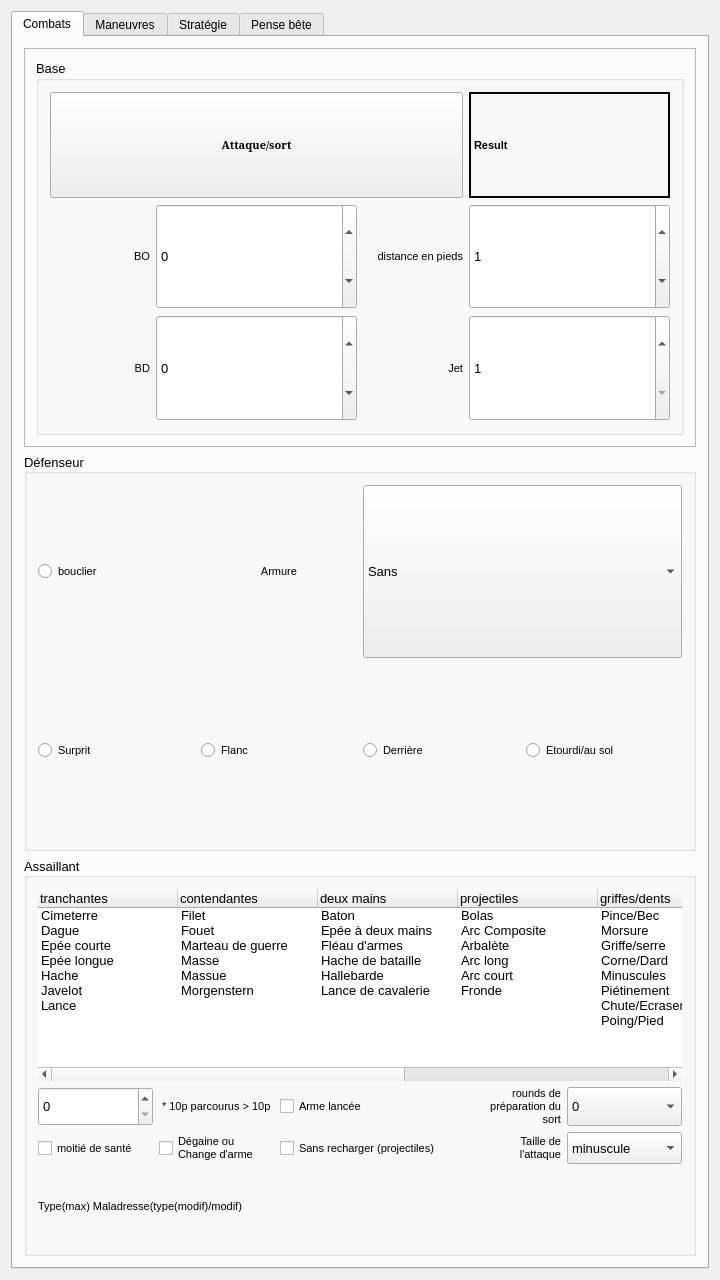
This is mainwindow.ui in e2002e/JRTM-MERP as Qt 5 draws it before an edit. The edited form follows.
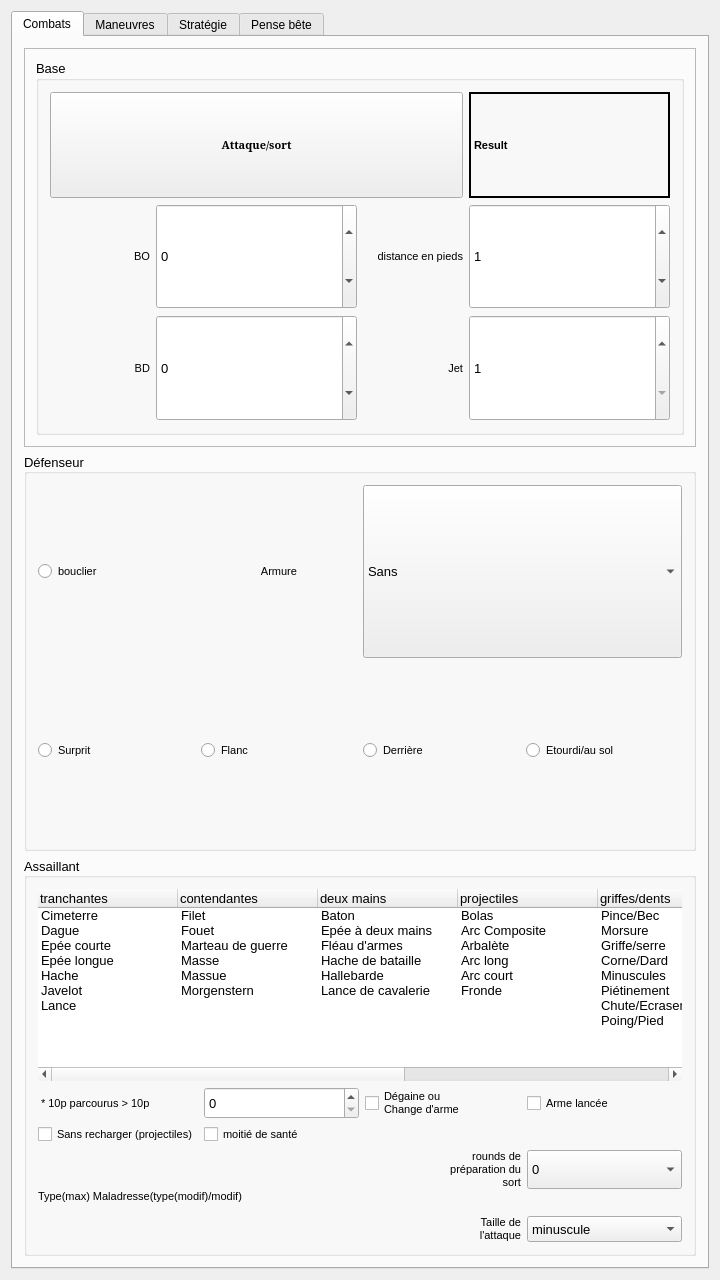
This is the edited form. Icons and pictures are not drawn.

Commit message: contains(ANDROID_TARGET_ARCH,armeabi-v7a) {     ANDROID_PACKAGE_SOURCE_DIR = \         $$PWD/android } >>OK ANDROID_PACKAGE_SOURCE_DIR = $$PWD/android >>FAIL

The edit to the form file:
```diff
--- a/mainwindow.ui
+++ b/mainwindow.ui
@@ -632,55 +632,9 @@
           <property name="alignment">
            <set>Qt::AlignLeading|Qt::AlignLeft|Qt::AlignVCenter</set>
           </property>
-          <layout class="QGridLayout" name="gridLayout_12">
-           <item row="1" column="0" colspan="3">
             <layout class="QGridLayout" name="gridLayout_8">
-             <item row="1" column="4">
-              <widget class="QComboBox" name="comboBox_5">
-               <property name="enabled">
-                <bool>true</bool>
-               </property>
-               <property name="sizePolicy">
-                <sizepolicy hsizetype="Preferred" vsizetype="Preferred">
-                 <horstretch>0</horstretch>
-                 <verstretch>0</verstretch>
-                </sizepolicy>
-               </property>
-               <property name="layoutDirection">
-                <enum>Qt::LeftToRight</enum>
-               </property>
-               <property name="sizeAdjustPolicy">
-                <enum>QComboBox::AdjustToContents</enum>
-               </property>
-               <item>
-                <property name="text">
-                 <string>minuscule</string>
-                </property>
-               </item>
-               <item>
-                <property name="text">
-                 <string>petite</string>
-                </property>
-               </item>
-               <item>
-                <property name="text">
-                 <string>moyenne</string>
-                </property>
-               </item>
-               <item>
-                <property name="text">
-                 <string>grande</string>
-                </property>
-               </item>
-               <item>
-                <property name="text">
-                 <string>énormes</string>
-                </property>
-               </item>
-              </widget>
-             </item>
-             <item row="1" column="3">
-              <widget class="QLabel" name="label_9">
+           <item row="3" column="0">
+            <widget class="QLabel" name="label_7">
                <property name="sizePolicy">
                 <sizepolicy hsizetype="Preferred" vsizetype="Preferred">
                  <horstretch>0</horstretch>
@@ -691,21 +645,15 @@
                 <font>
                  <pointsize>8</pointsize>
                  <weight>50</weight>
-                 <italic>false</italic>
                  <bold>false</bold>
-                 <underline>false</underline>
                 </font>
                </property>
                <property name="text">
-                <string>Taille de
-l'attaque</string>
-               </property>
-               <property name="alignment">
-                <set>Qt::AlignRight|Qt::AlignTrailing|Qt::AlignVCenter</set>
+              <string> * 10p parcourus &gt; 10p</string>
                </property>
               </widget>
              </item>
-             <item row="1" column="1">
+           <item row="3" column="2">
               <widget class="QCheckBox" name="checkBox_9">
                <property name="sizePolicy">
                 <sizepolicy hsizetype="Preferred" vsizetype="Preferred">
@@ -729,33 +677,7 @@
                </property>
               </widget>
              </item>
-             <item row="1" column="2">
-              <widget class="QCheckBox" name="checkBox_2">
-               <property name="enabled">
-                <bool>true</bool>
-               </property>
-               <property name="sizePolicy">
-                <sizepolicy hsizetype="Preferred" vsizetype="Preferred">
-                 <horstretch>0</horstretch>
-                 <verstretch>0</verstretch>
-                </sizepolicy>
-               </property>
-               <property name="font">
-                <font>
-                 <pointsize>8</pointsize>
-                 <weight>50</weight>
-                 <bold>false</bold>
-                </font>
-               </property>
-               <property name="layoutDirection">
-                <enum>Qt::LeftToRight</enum>
-               </property>
-               <property name="text">
-                <string>Sans recharger (projectiles)</string>
-               </property>
-              </widget>
-             </item>
-             <item row="1" column="0">
+           <item row="4" column="1">
               <widget class="QCheckBox" name="checkBox_10">
                <property name="sizePolicy">
                 <sizepolicy hsizetype="Preferred" vsizetype="Preferred">
@@ -778,7 +700,7 @@
                </property>
               </widget>
              </item>
-             <item row="0" column="0">
+           <item row="3" column="1">
               <widget class="QSpinBox" name="spinBox_5">
                <property name="sizePolicy">
                 <sizepolicy hsizetype="Preferred" vsizetype="Preferred">
@@ -794,27 +716,7 @@
                </property>
               </widget>
              </item>
-             <item row="0" column="1">
-              <widget class="QLabel" name="label_7">
-               <property name="sizePolicy">
-                <sizepolicy hsizetype="Preferred" vsizetype="Preferred">
-                 <horstretch>0</horstretch>
-                 <verstretch>0</verstretch>
-                </sizepolicy>
-               </property>
-               <property name="font">
-                <font>
-                 <pointsize>8</pointsize>
-                 <weight>50</weight>
-                 <bold>false</bold>
-                </font>
-               </property>
-               <property name="text">
-                <string> * 10p parcourus &gt; 10p</string>
-               </property>
-              </widget>
-             </item>
-             <item row="0" column="2">
+           <item row="3" column="3">
               <widget class="QCheckBox" name="checkBox">
                <property name="enabled">
                 <bool>true</bool>
@@ -843,74 +745,7 @@
                </property>
               </widget>
              </item>
-             <item row="0" column="3">
-              <widget class="QLabel" name="label_34">
-               <property name="font">
-                <font>
-                 <pointsize>8</pointsize>
-                 <weight>50</weight>
-                 <italic>false</italic>
-                 <bold>false</bold>
-                 <underline>false</underline>
-                </font>
-               </property>
-               <property name="layoutDirection">
-                <enum>Qt::LeftToRight</enum>
-               </property>
-               <property name="text">
-                <string>rounds de
-préparation du
-sort</string>
-               </property>
-               <property name="alignment">
-                <set>Qt::AlignRight|Qt::AlignTrailing|Qt::AlignVCenter</set>
-               </property>
-              </widget>
-             </item>
-             <item row="0" column="4">
-              <widget class="QComboBox" name="comboBox_8">
-               <property name="enabled">
-                <bool>true</bool>
-               </property>
-               <property name="sizePolicy">
-                <sizepolicy hsizetype="Preferred" vsizetype="Preferred">
-                 <horstretch>0</horstretch>
-                 <verstretch>0</verstretch>
-                </sizepolicy>
-               </property>
-               <property name="sizeAdjustPolicy">
-                <enum>QComboBox::AdjustToContents</enum>
-               </property>
-               <item>
-                <property name="text">
-                 <string>0</string>
-                </property>
-               </item>
-               <item>
-                <property name="text">
-                 <string>1</string>
-                </property>
-               </item>
-               <item>
-                <property name="text">
-                 <string>2</string>
-                </property>
-               </item>
-               <item>
-                <property name="text">
-                 <string>3</string>
-                </property>
-               </item>
-               <item>
-                <property name="text">
-                 <string>4</string>
-                </property>
-               </item>
-              </widget>
-             </item>
-            </layout>
-           </item>
-           <item row="0" column="0" colspan="3">
+           <item row="0" column="0" colspan="4">
             <widget class="QTreeWidget" name="treeWidget">
              <property name="sizePolicy">
               <sizepolicy hsizetype="Preferred" vsizetype="Preferred">
@@ -1242,7 +1077,168 @@
              </item>
             </widget>
            </item>
-           <item row="2" column="0" colspan="2">
+           <item row="4" column="0">
+            <widget class="QCheckBox" name="checkBox_2">
+             <property name="enabled">
+              <bool>true</bool>
+             </property>
+             <property name="sizePolicy">
+              <sizepolicy hsizetype="Preferred" vsizetype="Preferred">
+               <horstretch>0</horstretch>
+               <verstretch>0</verstretch>
+              </sizepolicy>
+             </property>
+             <property name="font">
+              <font>
+               <pointsize>8</pointsize>
+               <weight>50</weight>
+               <bold>false</bold>
+              </font>
+             </property>
+             <property name="layoutDirection">
+              <enum>Qt::LeftToRight</enum>
+             </property>
+             <property name="text">
+              <string>Sans recharger (projectiles)</string>
+             </property>
+            </widget>
+           </item>
+           <item row="9" column="3">
+            <widget class="QComboBox" name="comboBox_8">
+             <property name="enabled">
+              <bool>true</bool>
+             </property>
+             <property name="sizePolicy">
+              <sizepolicy hsizetype="Preferred" vsizetype="Preferred">
+               <horstretch>0</horstretch>
+               <verstretch>0</verstretch>
+              </sizepolicy>
+             </property>
+             <property name="sizeAdjustPolicy">
+              <enum>QComboBox::AdjustToContents</enum>
+             </property>
+             <item>
+              <property name="text">
+               <string>0</string>
+              </property>
+             </item>
+             <item>
+              <property name="text">
+               <string>1</string>
+              </property>
+             </item>
+             <item>
+              <property name="text">
+               <string>2</string>
+              </property>
+             </item>
+             <item>
+              <property name="text">
+               <string>3</string>
+              </property>
+             </item>
+             <item>
+              <property name="text">
+               <string>4</string>
+              </property>
+             </item>
+            </widget>
+           </item>
+           <item row="11" column="3">
+            <widget class="QComboBox" name="comboBox_5">
+             <property name="enabled">
+              <bool>true</bool>
+             </property>
+             <property name="sizePolicy">
+              <sizepolicy hsizetype="Preferred" vsizetype="Preferred">
+               <horstretch>0</horstretch>
+               <verstretch>0</verstretch>
+              </sizepolicy>
+             </property>
+             <property name="layoutDirection">
+              <enum>Qt::LeftToRight</enum>
+             </property>
+             <property name="sizeAdjustPolicy">
+              <enum>QComboBox::AdjustToContents</enum>
+             </property>
+             <item>
+              <property name="text">
+               <string>minuscule</string>
+              </property>
+             </item>
+             <item>
+              <property name="text">
+               <string>petite</string>
+              </property>
+             </item>
+             <item>
+              <property name="text">
+               <string>moyenne</string>
+              </property>
+             </item>
+             <item>
+              <property name="text">
+               <string>grande</string>
+              </property>
+             </item>
+             <item>
+              <property name="text">
+               <string>énormes</string>
+              </property>
+             </item>
+            </widget>
+           </item>
+           <item row="9" column="2">
+            <widget class="QLabel" name="label_34">
+             <property name="font">
+              <font>
+               <pointsize>8</pointsize>
+               <weight>50</weight>
+               <italic>false</italic>
+               <bold>false</bold>
+               <underline>false</underline>
+              </font>
+             </property>
+             <property name="layoutDirection">
+              <enum>Qt::LeftToRight</enum>
+             </property>
+             <property name="text">
+              <string>rounds de
+préparation du
+sort</string>
+             </property>
+             <property name="alignment">
+              <set>Qt::AlignRight|Qt::AlignTrailing|Qt::AlignVCenter</set>
+             </property>
+            </widget>
+           </item>
+           <item row="11" column="2">
+            <widget class="QLabel" name="label_9">
+             <property name="sizePolicy">
+              <sizepolicy hsizetype="Preferred" vsizetype="Preferred">
+               <horstretch>0</horstretch>
+               <verstretch>0</verstretch>
+              </sizepolicy>
+             </property>
+             <property name="font">
+              <font>
+               <pointsize>8</pointsize>
+               <weight>50</weight>
+               <italic>false</italic>
+               <bold>false</bold>
+               <underline>false</underline>
+              </font>
+             </property>
+             <property name="text">
+              <string>Taille de
+l'attaque</string>
+             </property>
+             <property name="alignment">
+              <set>Qt::AlignRight|Qt::AlignTrailing|Qt::AlignVCenter</set>
+             </property>
+            </widget>
+           </item>
+           <item row="9" column="0" rowspan="3" colspan="2">
             <widget class="QLabel" name="label_6">
              <property name="sizePolicy">
               <sizepolicy hsizetype="Preferred" vsizetype="Preferred">
```
Left out of the diff: 4 changed lines with no effect on the pictures. Lines whose indentation alone changed are shown as unchanged. The commit also changes 1 other file.
